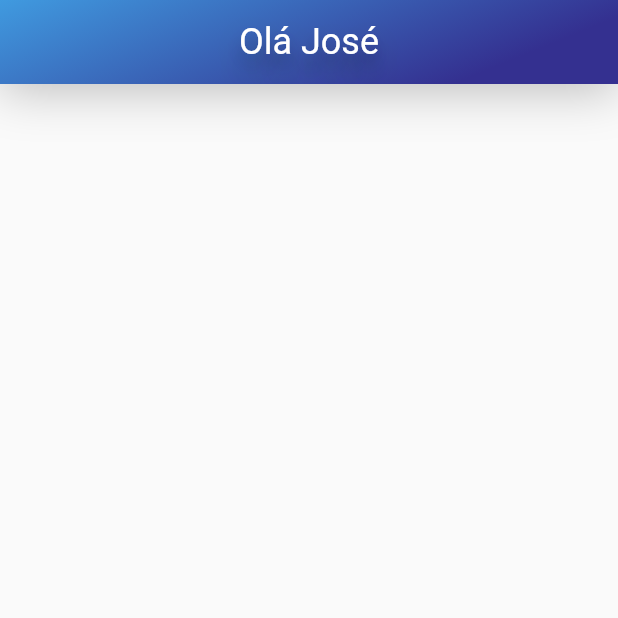
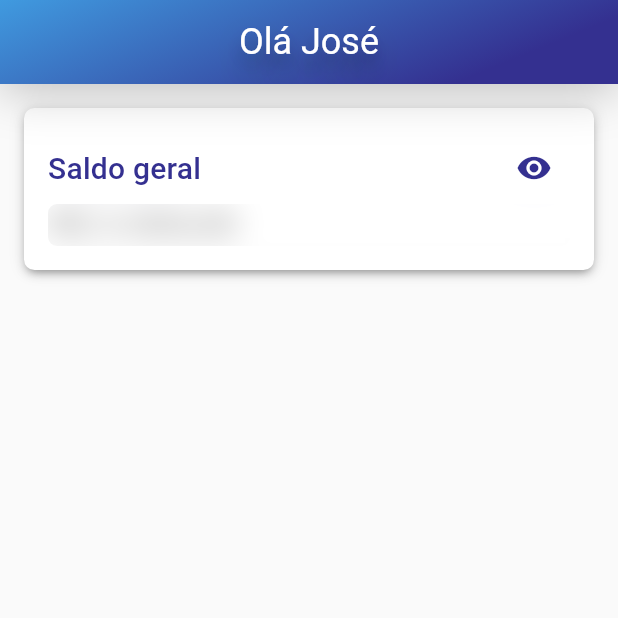
Before and after one commit to rodrigofelipejr/raro-academy-budget, a Flutter app: the screen it shows after launch, on a phone screen of 412 x 824 dp, the top half of it. Run offline on Flutter 3.47's test engine with Material 2 defaults, Android fonts, the light colour scheme and no system bars; missing offline and left inert: animated_card; project files that could hold a hidden picture were left out.

Commit message:
adiciona o widget da saldo geral

```diff
--- a/lib/src/features/home/home_page.dart
+++ b/lib/src/features/home/home_page.dart
@@ -14,7 +14,14 @@ class _HomePageState extends State<HomePage> {
   Widget build(BuildContext context) {
     return Scaffold(
       appBar: AppBarWidget(title: 'Olá José'),
-      body: Container(),
+      body: Padding(
+        padding: const EdgeInsets.all(16.0),
+        child: Column(
+          children: [
+            GeneralBalanceWidget(),
+          ],
+        ),
+      ),
     );
   }
 }
--- /dev/null
+++ b/lib/src/features/home/widgets/card_widget.dart
@@ -0,0 +1,21 @@
+import 'package:flutter/material.dart';
+import 'package:flutter_finance_controller/src/shared/constants/constants.dart';
+
+class CardWidget extends StatelessWidget {
+  final Widget child;
+
+  const CardWidget({Key? key, required this.child}) : super(key: key);
+
+  @override
+  Widget build(BuildContext context) {
+    return Container(
+      decoration: BoxDecoration(
+        boxShadow: AppShadows.shadowsCard,
+        color: AppColors.white,
+        borderRadius: BorderRadius.all(Radius.circular(7.0)),
+      ),
+      padding: const EdgeInsets.all(16.0),
+      child: child,
+    );
+  }
+}
--- /dev/null
+++ b/lib/src/features/home/widgets/general_balance_widget.dart
@@ -0,0 +1,86 @@
+import 'dart:ui';
+
+import 'package:flutter/material.dart';
+
+import 'card_widget.dart';
+import '../../../shared/constants/constants.dart';
+
+class GeneralBalanceWidget extends StatefulWidget {
+  const GeneralBalanceWidget({Key? key}) : super(key: key);
+
+  @override
+  GeneralBalanceStateWidget createState() => GeneralBalanceStateWidget();
+}
+
+class GeneralBalanceStateWidget extends State<GeneralBalanceWidget> {
+  bool _visibleBalance = true;
+
+  @override
+  Widget build(BuildContext context) {
+    final screenSize = MediaQuery.of(context).size;
+
+    return CardWidget(
+      child: Column(
+        crossAxisAlignment: CrossAxisAlignment.start,
+        children: [
+          Row(
+            mainAxisAlignment: MainAxisAlignment.spaceBetween,
+            children: [
+              Text(
+                'Saldo geral',
+                style: AppTextStyles.purple20w500Roboto,
+              ),
+              Container(
+                child: IconButton(
+                  onPressed: () {
+                    setState(() => _visibleBalance = !_visibleBalance);
+                  },
+                  icon: Icon(
+                    Icons.visibility,
+                    color: AppColors.roxo,
+                  ),
+                  splashColor: Colors.red,
+                ),
+              ),
+            ],
+          ),
+          SizedBox(
+            width: screenSize.width,
+            child: Stack(
+              children: <Widget>[
+                Text(
+                  'R\$ 3.000,00',
+                  style: AppTextStyles.black24w400Roboto,
+                ),
+                if (_visibleBalance)
+                  Positioned(
+                    top: 0,
+                    left: 0,
+                    right: 0,
+                    child: ClipRRect(
+                      borderRadius: BorderRadius.circular(6.0),
+                      child: BackdropFilter(
+                        filter: ImageFilter.blur(
+                          sigmaX: 10.0,
+                          sigmaY: 10.0,
+                        ),
+                        child: Container(
+                          color: Colors.white.withOpacity(0.5),
+                          child: Text(
+                            ' ',
+                            style: AppTextStyles.black24w400Roboto.copyWith(
+                              color: AppColors.transparent,
+                            ),
+                          ),
+                        ),
+                      ),
+                    ),
+                  ),
+              ],
+            ),
+          ),
+        ],
+      ),
+    );
+  }
+}
--- a/lib/src/features/home/widgets/widgets.dart
+++ b/lib/src/features/home/widgets/widgets.dart
@@ -1 +1,3 @@
 export 'app_bar_widget.dart';
+export 'card_widget.dart';
+export 'general_balance_widget.dart';
--- a/lib/src/shared/constants/app_colors.dart
+++ b/lib/src/shared/constants/app_colors.dart
@@ -10,4 +10,5 @@ class AppColors {
   static const Color azul = Color.fromRGBO(52, 48, 144, 1);
   static const Color transparent = Colors.transparent;
   static const Color black = Color.fromRGBO(0, 0, 0, 1);
+  static const Color white = Color.fromRGBO(255, 255, 255, 1);
 }
--- a/lib/src/shared/constants/app_shadows.dart
+++ b/lib/src/shared/constants/app_shadows.dart
@@ -31,4 +31,23 @@ class AppShadows {
           blurRadius: 28.0,
         ),
       ];
+
+  static List<BoxShadow> get shadowsCard => [
+        BoxShadow(
+          color: AppColors.black.withOpacity(0.12),
+          offset: Offset(0.0, 1.0),
+          blurRadius: 8.0,
+        ),
+        BoxShadow(
+          color: AppColors.black.withOpacity(0.14),
+          offset: Offset(0.0, 3.0),
+          blurRadius: 4.0,
+        ),
+        BoxShadow(
+          color: AppColors.black.withOpacity(0.20),
+          offset: Offset(0.0, 3.0),
+          blurRadius: 3.0,
+          spreadRadius: -2.0,
+        ),
+      ];
 }
--- a/lib/src/shared/constants/app_text_styles.dart
+++ b/lib/src/shared/constants/app_text_styles.dart
@@ -1,8 +1,25 @@
 import 'package:flutter/material.dart';
+
+import 'app_colors.dart';
 
 class AppTextStyles {
   static const TextStyle white24w400Roboto = TextStyle(
-    color: Colors.white,
+    color: AppColors.white,
+    fontWeight: FontWeight.w400,
+    fontSize: 24.0,
+    fontFamily: "Roboto",
+  );
+
+  static const TextStyle purple20w500Roboto = TextStyle(
+    color: AppColors.roxo,
+    fontWeight: FontWeight.w500,
+    fontSize: 20.0,
+    fontFamily: "Roboto",
+    letterSpacing: 0.15,
+  );
+
+  static const TextStyle black24w400Roboto = TextStyle(
+    color: AppColors.black,
     fontWeight: FontWeight.w400,
     fontSize: 24.0,
     fontFamily: "Roboto",
```
